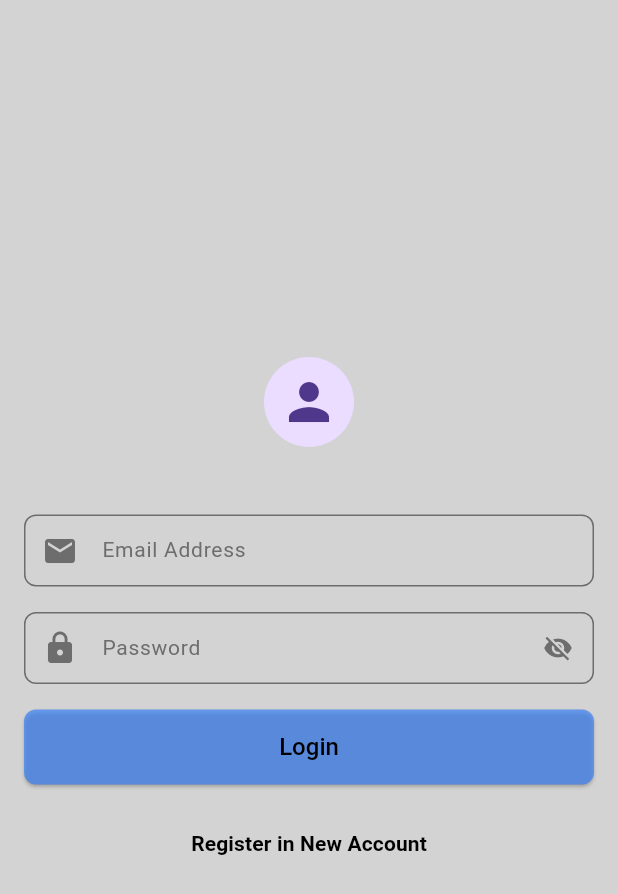
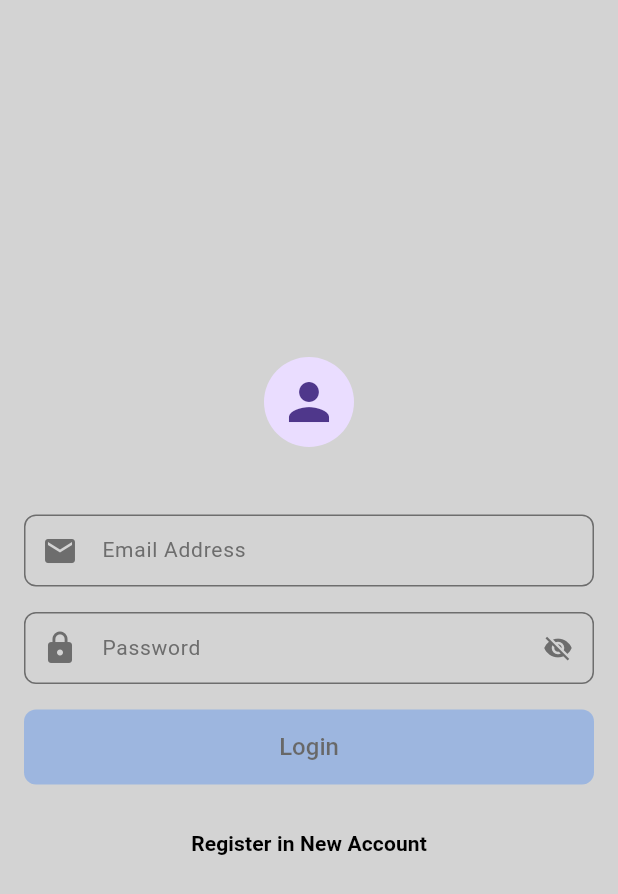
Before and after one commit to mazenShabaan36/e_commerce_session, a Flutter app: the HomeScreen screen opened directly, after a tap on "Back1", on a phone screen of 412 x 824 dp. Shown: the top 894 px of the screen. Run offline on Flutter 3.47's test engine with Material 3 defaults, Android fonts, the phone set to English and light mode, and no system bars; our stand-ins replace dio, fluttertoast; missing offline and left inert: phone_numbers_parser; network calls fail.

```diff
--- a/lib/core/app_strings.dart
+++ b/lib/core/app_strings.dart
@@ -10,4 +10,18 @@ class AppStrings {
   static const String cart = "Cart";
   static const String emailIsValid = "Email is Required";
   static const String emailNotValid = "Email is Not Valid";
+  static const String passwordDontMatch = "Password doesnt match";
+  static const String passwordMin =
+      "Password must be at least 8 characters long";
+  static const String mustHaveCapital =
+      "Password must contain at least one capital letter";
+  static const String mustHaveSmall =
+      "Password must contain at least one small letter";
+  static const String mustHaveNumber =
+      "Password must contain at least one number";
+  static const String mustHaveSpecialCharacters =
+      "Password must contain at least one special character";
+  static const String passwordHasNoSpaces = "Password has no spaces";
+  static const String requiredField = "Required Field";
+  static const String invalidPhone = "Invalid Phone";
 }
--- a/lib/core/validators/app_reg_exp.dart
+++ b/lib/core/validators/app_reg_exp.dart
@@ -1,3 +1,8 @@
 class AppRegExp {
   static RegExp email = RegExp(r'^[\w-\.]+@([\w-]+\.)+[\w-]{2,4}$');
+  static RegExp numbers = RegExp(r'[0-9]');
+  static RegExp capitalLetter = RegExp(r'[A-Z]+');
+  static RegExp smallLetter = RegExp(r'[a-z]+');
+  static RegExp space = RegExp(r'\s');
+  static RegExp specialCharacters = RegExp(r'[^\w\s\u0600-\u06FF]');
 }
--- a/lib/presentation/widgets/app_button.dart
+++ b/lib/presentation/widgets/app_button.dart
@@ -1,8 +1,17 @@
 import 'package:flutter/material.dart';
 
 class AppButton extends StatelessWidget {
-  const AppButton({super.key, required this.onPressed, this.child, this.title = '', this.style, this.backgroundColor, this.width, this.height});
-  final VoidCallback onPressed;
+  const AppButton({
+    super.key,
+    this.onPressed,
+    this.child,
+    this.title = '',
+    this.style,
+    this.backgroundColor,
+    this.width,
+    this.height,
+  });
+  final VoidCallback? onPressed;
   final Widget? child;
   final String? title;
   final TextStyle? style;
@@ -14,8 +23,13 @@ class AppButton extends StatelessWidget {
     return SizedBox(
       width: width ?? double.infinity,
       height: height,
+      child: Opacity(
+        opacity: onPressed == null ? 0.5 : 1,
         child: ElevatedButton(
-        style: ButtonStyle(backgroundColor: WidgetStateProperty.all(backgroundColor), foregroundColor: WidgetStateProperty.all(Colors.black)),
+          style: ButtonStyle(
+            backgroundColor: WidgetStateProperty.all(backgroundColor),
+            foregroundColor: WidgetStateProperty.all(Colors.black),
+          ),
           onPressed: onPressed,
           child:
               child ??
@@ -27,6 +41,7 @@ class AppButton extends StatelessWidget {
                 //
               ),
         ),
+      ),
     );
   }
 }
--- a/pubspec.yaml
+++ b/pubspec.yaml
@@ -36,6 +36,7 @@ dependencies:
   cupertino_icons: ^1.0.8
   fluttertoast: ^8.2.12
   dio: ^5.8.0+1
+  phone_numbers_parser: ^9.0.3
 
 dev_dependencies:
   flutter_test:
```
Also changed, not shown: lib/core/utils/utils.dart (added, +28 -0 lines), lib/core/validators/app_validator_types/confirm_password_app_validator.dart (added, +24 -0 lines), lib/core/validators/app_validator_types/password_app_validator.dart (added, +38 -0 lines), lib/core/validators/app_validator_types/phone_app_validator.dart (added, +25 -0 lines), lib/presentation/features/auth/view/login_screen.dart (+9 -6 lines), pubspec.lock. Lines whose indentation alone changed are shown as unchanged.
